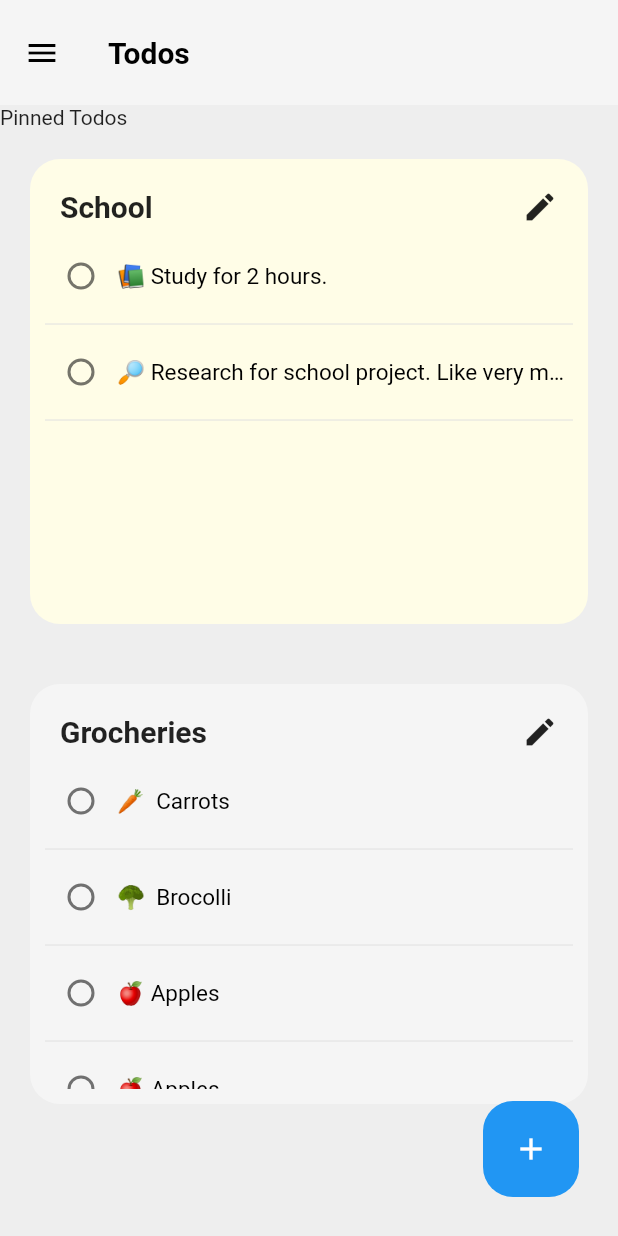
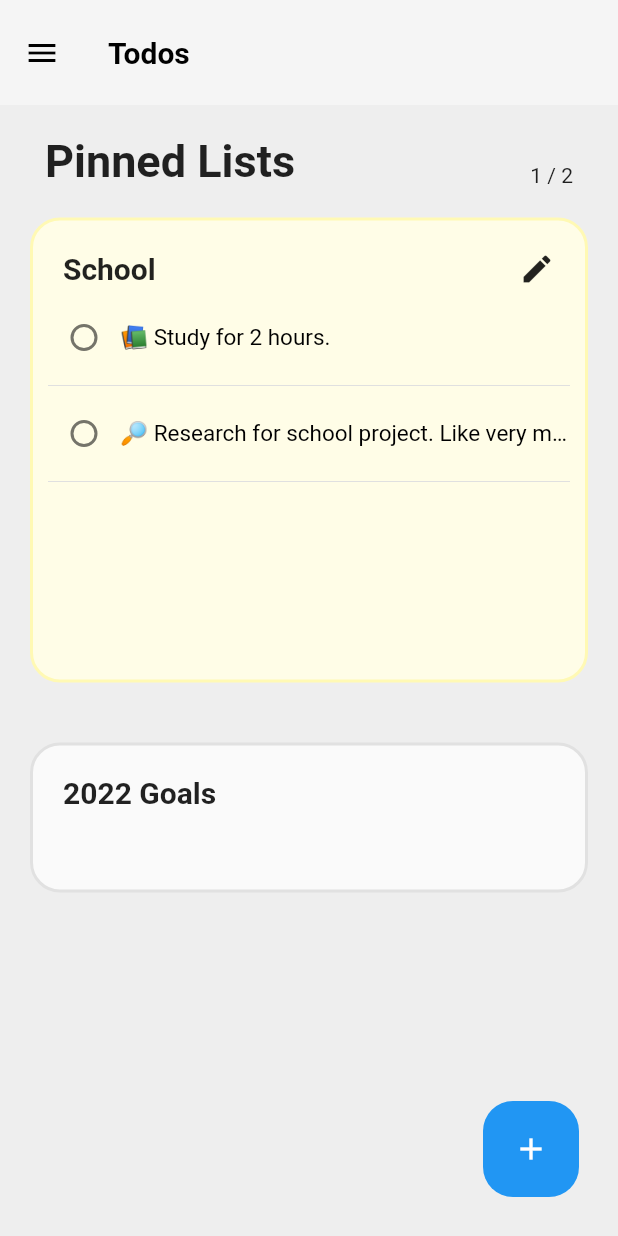
Before and after one commit to Alt-Developers/Todos, a Flutter app: the screen it shows after launch, on a phone screen of 412 x 824 dp. Run offline on Flutter 3.47's test engine with Material 2 defaults, Android fonts, the phone set to English and light mode, and no system bars; drawn by our look-alikes of card_swiper; our stand-ins replace vibration.

Commit message:
Todos | v1 Development 19/4/2022

```diff
--- /dev/null
+++ b/lib/helpers/ColorUtils.dart
@@ -0,0 +1,19 @@
+import 'package:flutter/material.dart';
+
+Color darken(Color color, [double amount = .1]) {
+  assert(amount >= 0 && amount <= 1);
+
+  final hsl = HSLColor.fromColor(color);
+  final hslDark = hsl.withLightness((hsl.lightness - amount).clamp(0.0, 1.0));
+
+  return hslDark.toColor();
+}
+
+Color lighten(Color color, [double amount = .1]) {
+  assert(amount >= 0 && amount <= 1);
+
+  final hsl = HSLColor.fromColor(color);
+  final hslLight = hsl.withLightness((hsl.lightness + amount).clamp(0.0, 1.0));
+
+  return hslLight.toColor();
+}
--- a/lib/main.dart
+++ b/lib/main.dart
@@ -1,8 +1,9 @@
 // ignore_for_file: prefer_const_constructors
 import 'package:flutter/material.dart';
+import 'package:todos/widgets/PinnedTodos.dart';
+import 'package:todos/widgets/TodoListCollapsed.dart';
 import "./widgets/TodoList.dart";
 import "./widgets/NewTodo.dart";
-import 'package:card_swiper/card_swiper.dart';
 
 void main() => runApp(MyApp());
 
@@ -32,12 +33,6 @@ class MyApp extends StatelessWidget {
 
 class MyHomePage extends StatelessWidget {
   MyHomePage({Key? key}) : super(key: key);
-  final _todos = [
-    {"name": "🥕  Carrots"},
-    {"name": "🥦  Brocolli"},
-    {"name": "🍎 Apples"},
-    {"name": "🍎 Apples"},
-  ];
   final _pinnedTodos = [
     {
       "listName": "School",
@@ -64,6 +59,16 @@ class MyHomePage extends StatelessWidget {
       ],
     }
   ];
+  final _normalTodos = [
+    {
+      "listName": "2022 Goals",
+      "color": Colors.yellow[50],
+      "listItems": [
+        {"name": "🏔️ Climb Mount Everest"},
+        {"name": "🤑 Raise paycheck"},
+      ],
+    },
+  ];
 
   void _addNewTodo(BuildContext context) {
     showModalBottomSheet(
@@ -84,18 +89,6 @@ class MyHomePage extends StatelessWidget {
           "Todos",
           style: TextStyle(color: Colors.black, fontWeight: FontWeight.bold),
         ),
-        actions: const <Widget>[
-          // Container(
-          //   margin: EdgeInsets.all(15),
-          //   width: 40,
-          //   height: 40,
-          //   decoration: BoxDecoration(
-          //     borderRadius: BorderRadius.circular(10),
-          //     color: Colors.blueAccent,
-          //   ),
-          //   child: IconButton(onPressed: () {}, icon: Icon(Icons.add)),
-          // )
-        ],
       ),
       drawer: Drawer(
         child: Text("Hello"),
@@ -105,30 +98,8 @@ class MyHomePage extends StatelessWidget {
         child: Column(
           crossAxisAlignment: CrossAxisAlignment.start,
           children: <Widget>[
-            Text("Pinned Todos"),
-            SizedBox(
-              height: 350,
-              width: 800,
-              child: Swiper(
-                itemBuilder: (BuildContext context, int index) {
-                  return TodoList(
-                    todos: _pinnedTodos[index]["listItems"] as List,
-                    listName: _pinnedTodos[index]["listName"] as String,
-                    color: _pinnedTodos[index]["color"] as Color,
-                  );
-                },
-                itemCount: _pinnedTodos.length,
-                itemWidth: 700,
-                itemHeight: 300,
-                // pagination: SwiperPagination(),
-                // viewportFraction: 0.95,
-                loop: false,
-              ),
-            ),
-            TodoList(
-              todos: _todos,
-              listName: "Grocheries",
-            ),
+            PinnedTodos(pinnedTodoLists: _pinnedTodos),
+            TodoListCollapsed(),
           ],
         ),
       ),
--- a/lib/pages/TodoPage.dart
+++ b/lib/pages/TodoPage.dart
@@ -19,7 +19,7 @@ class TodoPage extends StatelessWidget {
         appBar: AppBar(
           title: Text(
             listName,
-            style: const TextStyle(color: Colors.black),
+            style: const TextStyle(color: Colors.black, fontWeight: FontWeight.bold),
           ),
           elevation: 0,
           toolbarHeight: 70,
--- /dev/null
+++ b/lib/widgets/PinnedTodos.dart
@@ -0,0 +1,64 @@
+import 'package:flutter/material.dart';
+import 'package:card_swiper/card_swiper.dart';
+import "./TodoList.dart";
+
+class PinnedTodos extends StatefulWidget {
+  final List pinnedTodoLists;
+  const PinnedTodos({Key? key, required this.pinnedTodoLists})
+      : super(key: key);
+
+  @override
+  _PinnedTodosState createState() => _PinnedTodosState();
+}
+
+class _PinnedTodosState extends State<PinnedTodos> {
+  var pageIndex = 0;
+
+  void onSwiperSwipped(int index) {
+    setState(() {
+      pageIndex = index;
+    });
+  }
+
+  @override
+  Widget build(BuildContext context) {
+    return Column(
+      crossAxisAlignment: CrossAxisAlignment.start,
+      children: [
+        Container(
+          margin: const EdgeInsets.only(top: 20, left: 30, bottom: 0, right: 30),
+          child: Row(
+            mainAxisAlignment: MainAxisAlignment.spaceBetween,
+            crossAxisAlignment: CrossAxisAlignment.end,
+            children: <Widget>[
+              const Text(
+                "Pinned Lists",
+                style: TextStyle(fontSize: 30, fontWeight: FontWeight.bold),
+              ),
+              Text("${pageIndex + 1} / ${widget.pinnedTodoLists.length}"),
+            ],
+          ),
+        ),
+        SizedBox(
+          height: 350,
+          width: 800,
+          child: Swiper(
+            onIndexChanged: onSwiperSwipped,
+            itemBuilder: (BuildContext context, int index) {
+              return TodoList(
+                todos: widget.pinnedTodoLists[index]["listItems"] as List,
+                listName: widget.pinnedTodoLists[index]["listName"] as String,
+                color: widget.pinnedTodoLists[index]["color"] as Color,
+              );
+            },
+            itemCount: widget.pinnedTodoLists.length,
+            itemWidth: 700,
+            itemHeight: 300,
+            // viewportFraction: 0.95,
+            loop: false,
+          ),
+        ),
+      ],
+    );
+  }
+}
--- a/lib/widgets/Todo.dart
+++ b/lib/widgets/Todo.dart
@@ -1,6 +1,6 @@
 import "package:flutter/material.dart";
 import 'package:vibration/vibration.dart';
-import 'package:flutter_slidable/flutter_slidable.dart';
+// import 'package:flutter_slidable/flutter_slidable.dart';
 
 class Todo extends StatefulWidget {
   final String todoText;
--- a/lib/widgets/TodoList.dart
+++ b/lib/widgets/TodoList.dart
@@ -1,14 +1,15 @@
 import "package:flutter/material.dart";
 import 'package:todos/pages/TodoPage.dart';
+import "../helpers/ColorUtils.dart";
 // import "NewTodo.dart";
 import "./Todo.dart";
 
 class TodoList extends StatelessWidget {
   final List todos;
   final String listName;
-  final Color? color;
+  final Color color;
 
-  TodoList({Key? key, required this.todos, required this.listName, this.color})
+  const TodoList({Key? key, required this.todos, required this.listName, required this.color})
       : super(key: key);
 
   @override
@@ -20,7 +21,9 @@ class TodoList extends StatelessWidget {
       width: 800,
       decoration: BoxDecoration(
           borderRadius: BorderRadius.circular(20),
-          color: color ?? Colors.grey[100]),
+          color: color,
+          border: Border.all(width: 2.0, color: darken(color)),
+    ),
       child: ListView.builder(
         itemCount: todos.isEmpty ? 1 : todos.length + 1,
         itemBuilder: (ctx, index) {
@@ -55,13 +58,17 @@ class TodoList extends StatelessWidget {
             );
           }
           index -= 1;
-          return Expanded(
-            child: Column(children: [
-              Todo(
-                todoText: todos[index]["name"] as String,
+          return Row(
+            children: [
+              Expanded(
+                child: Column(children: [
+                  Todo(
+                    todoText: todos[index]["name"] as String,
+                  ),
+                  Divider(color: Colors.grey[300])
+                ]),
               ),
-              Divider(color: Colors.grey[300])
-            ]),
+            ],
           );
         },
       ),
--- /dev/null
+++ b/lib/widgets/TodoListCollapsed.dart
@@ -0,0 +1,22 @@
+import 'package:flutter/material.dart';
+import "../helpers/ColorUtils.dart";
+
+class TodoListCollapsed extends StatelessWidget {
+  const TodoListCollapsed({Key? key}) : super(key: key);
+
+  @override
+  Widget build(BuildContext context) {
+    return Container(
+      margin: EdgeInsets.all(20),
+      padding: EdgeInsets.all(20),
+      height: 100,
+      decoration: BoxDecoration(
+        borderRadius: BorderRadius.circular(20),
+        border: Border.all(width: 2.0, color: darken(Colors.grey[50] as Color)),
+        color: Colors.grey[50],
+      ),
+      width: double.infinity,
+      child: const Text("2022 Goals", style: TextStyle(fontWeight: FontWeight.bold, fontSize: 20),),
+    );
+  }
+}
```
